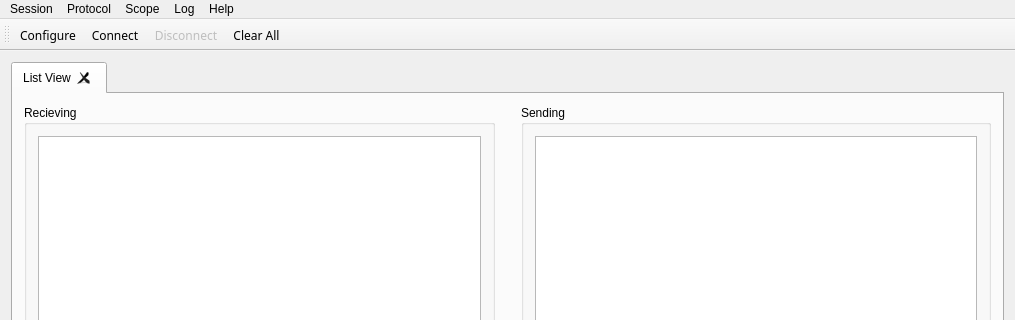
First picture: the form in mainwindow.ui, repository schwemmdx/rs232-tool, before the edit; both pictures show x 0 to 1015 and y 0 to 320 of the 1015 by 715 pixel window.
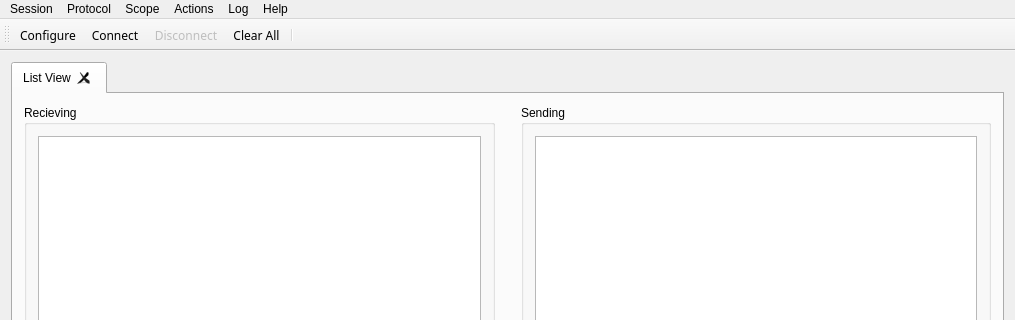
Second picture: the form after the edit. Icons and pictures are not drawn.

Commit message: added loop dialog changed font face for terminals

Patch:
```diff
--- a/mainwindow.ui
+++ b/mainwindow.ui
@@ -184,6 +184,7 @@
    <addaction name="actionConnect"/>
    <addaction name="actionDisconnect"/>
    <addaction name="actionClear"/>
+   <addaction name="separator"/>
   </widget>
   <widget class="QMenuBar" name="menuBar">
    <property name="geometry">
@@ -238,10 +239,19 @@
      <string>Scope</string>
     </property>
     <addaction name="actionNew_Graph"/>
+    <addaction name="actionPreferences"/>
+   </widget>
+   <widget class="QMenu" name="menuActions">
+    <property name="title">
+     <string>Actions</string>
+    </property>
+    <addaction name="actionLoop_Command"/>
+    <addaction name="actionExecute_Script"/>
    </widget>
    <addaction name="menuCalls"/>
    <addaction name="menuProtocol"/>
    <addaction name="menuGraph"/>
+   <addaction name="menuActions"/>
    <addaction name="menuTools"/>
    <addaction name="menuHelpo"/>
   </widget>
```
Left out of the diff: 40 changed lines with no effect on the pictures. The commit also changes 7 other files.
